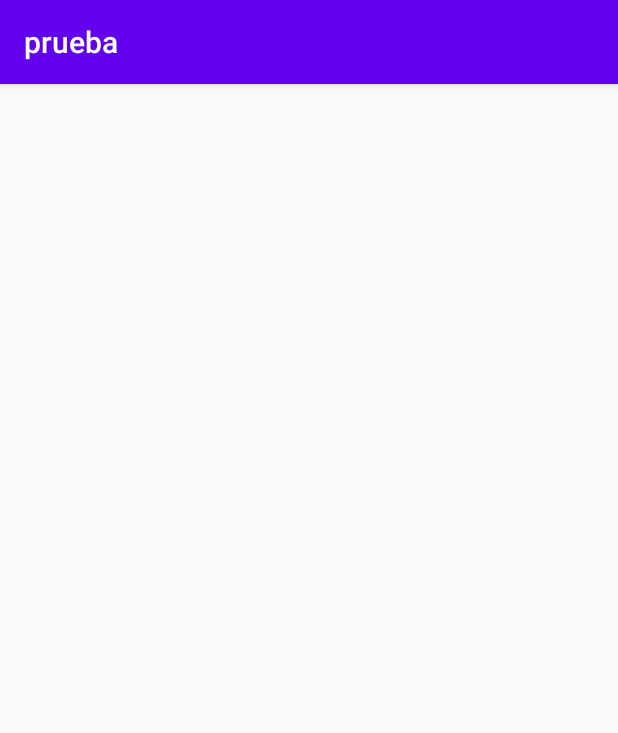
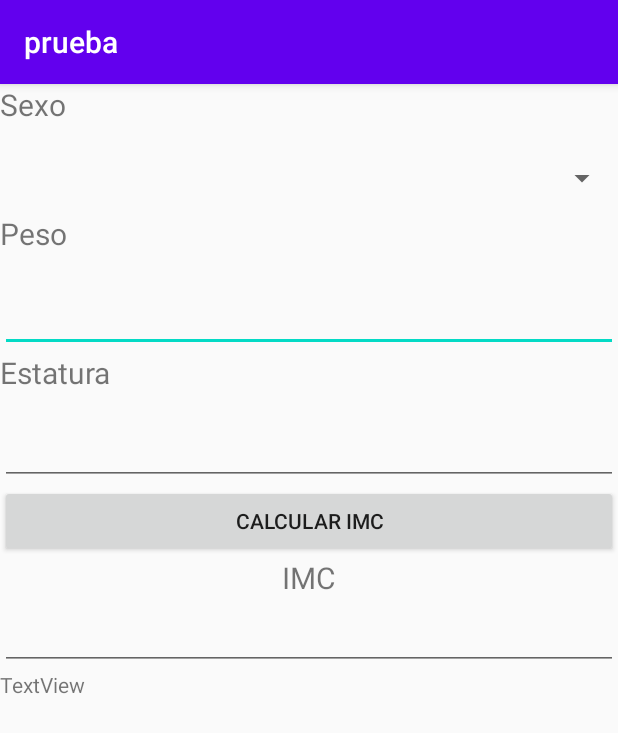
Before and after one commit to Calloncho/Certamen, an Android app: the screen it shows after launch (MainActivity), on a phone screen of 412 x 824 dp. Shown: the top 733 px of the screen. Run offline under Robolectric (Android 15) with nearby library versions, the phone set to English and light mode, and no system bars.

```diff
--- a/app/src/main/res/layout/activity_main.xml
+++ b/app/src/main/res/layout/activity_main.xml
@@ -4,4 +4,80 @@
     xmlns:tools="http://schemas.android.com/tools"
     android:layout_width="match_parent"
     android:layout_height="match_parent"
-    tools:context=".MainActivity"/>
+    tools:context=".MainActivity">
+
+    <LinearLayout
+        android:layout_width="match_parent"
+        android:layout_height="match_parent"
+        android:orientation="vertical">
+
+        <TextView
+            android:id="@+id/textView8"
+            android:layout_width="match_parent"
+            android:layout_height="40dp"
+            android:text="Sexo"
+            android:textSize="20sp" />
+
+        <Spinner
+            android:id="@+id/id_spinner2"
+            android:layout_width="match_parent"
+            android:layout_height="46dp" />
+
+        <TextView
+            android:id="@+id/textView7"
+            android:layout_width="match_parent"
+            android:layout_height="47dp"
+            android:text="Peso"
+            android:textSize="20sp" />
+
+        <EditText
+            android:id="@+id/txtPeso2"
+            android:layout_width="match_parent"
+            android:layout_height="wrap_content"
+            android:ems="10"
+            android:inputType="textPersonName" />
+
+        <TextView
+            android:id="@+id/textView6"
+            android:layout_width="match_parent"
+            android:layout_height="43dp"
+            android:text="Estatura"
+            android:textSize="20sp" />
+
+        <EditText
+            android:id="@+id/txtEstatura2"
+            android:layout_width="match_parent"
+            android:layout_height="wrap_content"
+            android:ems="10"
+            android:inputType="textPersonName" />
+
+        <Button
+            android:id="@+id/button2"
+            android:layout_width="match_parent"
+            android:layout_height="wrap_content"
+            android:text="Calcular IMC" />
+
+        <TextView
+            android:id="@+id/textView5"
+            android:layout_width="match_parent"
+            android:layout_height="30dp"
+            android:text="IMC"
+            android:textAlignment="center"
+            android:textSize="20sp" />
+
+        <EditText
+            android:id="@+id/txtIMC2"
+            android:layout_width="match_parent"
+            android:layout_height="wrap_content"
+            android:ems="10"
+            android:inputType="textPersonName"
+            android:textAlignment="center" />
+
+        <TextView
+            android:id="@+id/textView9"
+            android:layout_width="match_parent"
+            android:layout_height="344dp"
+            android:text="TextView" />
+
+    </LinearLayout>
+</android.support.constraint.ConstraintLayout>
```
